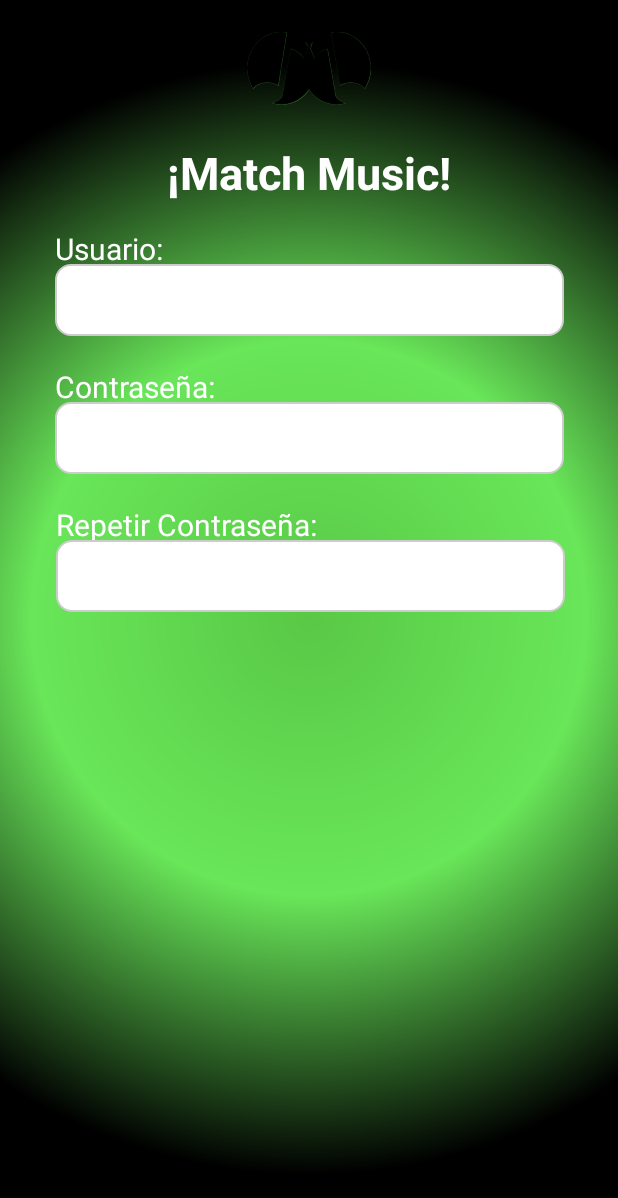
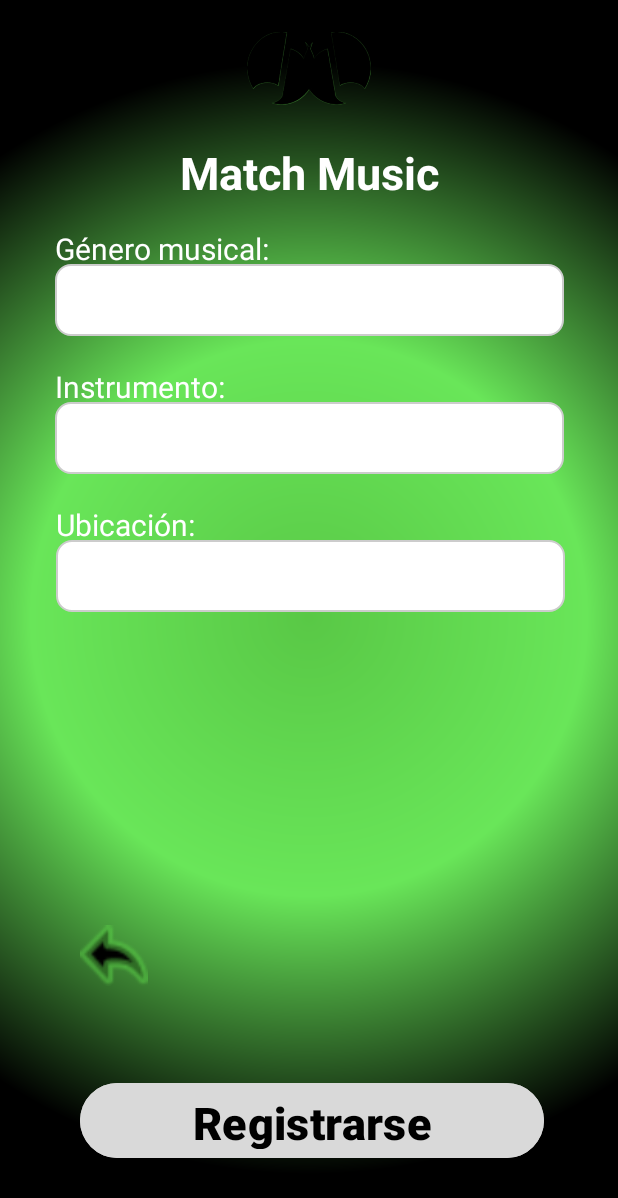
Before and after one commit to MatchMusicTinder/AppMMT, an Android app: the RegistroSegundoPasoActivity screen opened directly, with no data from a screen before it, on a phone screen of 412 x 824 dp. Shown: the top 1198 px of the screen. Run offline under Robolectric (Android 15) with nearby library versions, the phone set to English and light mode, and no system bars.

Commit message:
actualizando activity_registro_segundo_paso

```diff
--- a/app/src/main/res/layout/activity_registro_exitoso.xml
+++ b/app/src/main/res/layout/activity_registro_exitoso.xml
@@ -77,7 +77,7 @@
         android:layout_marginTop="16dp"
         android:layout_marginEnd="16dp"
         android:backgroundTint="@color/boton"
-        android:onClick="launchLoginActivity"
+        android:onClick="launchRegistroExitosoActivity"
         android:text="¡Bienvenido...!"
         android:textColor="#000000"
         android:textSize="30sp"
--- a/app/src/main/res/layout/activity_registro_segundo_paso.xml
+++ b/app/src/main/res/layout/activity_registro_segundo_paso.xml
@@ -7,26 +7,56 @@ android:layout_height="match_parent"
     android:background="@drawable/degradado"
     tools:context=".RegistroSegundoPasoActivity">
 
+    <ImageView
+        android:id="@+id/imageView3"
+        android:layout_width="158dp"
+        android:layout_height="58dp"
+        android:layout_marginTop="16dp"
+        app:layout_constraintBottom_toTopOf="@+id/textView3"
+        app:layout_constraintEnd_toEndOf="parent"
+        app:layout_constraintStart_toStartOf="parent"
+        app:layout_constraintTop_toTopOf="parent"
+        app:layout_constraintVertical_bias="0.0"
+        app:srcCompat="@drawable/logo_mm" />
+
     <TextView
-        android:id="@+id/textView9"
+        android:id="@+id/textView3"
+        android:layout_width="wrap_content"
+        android:layout_height="wrap_content"
+        android:text="Match Music"
+        android:textAlignment="center"
+        android:textColor="#ffffff"
+        android:textSize="30sp"
+        android:textStyle="bold"
+        app:layout_constraintBottom_toBottomOf="parent"
+        app:layout_constraintEnd_toEndOf="parent"
+        app:layout_constraintHorizontal_bias="0.501"
+        app:layout_constraintStart_toStartOf="parent"
+        app:layout_constraintTop_toTopOf="parent"
+        app:layout_constraintVertical_bias="0.121" />
+
+    <TextView
+        android:id="@+id/textView5"
         android:layout_width="339dp"
         android:layout_height="26dp"
-        android:layout_marginTop="20dp"
-        android:text="Repetir Contraseña:"
+        android:layout_marginTop="152dp"
+        android:text="Género musical:"
         android:textAppearance="@style/TextAppearance.AppCompat.Display1"
         android:textColor="@color/white"
-        android:textSize="20dp"
+        android:textSize="20sp"
         app:layout_constraintEnd_toEndOf="parent"
-        app:layout_constraintHorizontal_bias="0.512"
         app:layout_constraintStart_toStartOf="parent"
-        app:layout_constraintTop_toBottomOf="@+id/txtApellido" />
+        app:layout_constraintTop_toTopOf="parent"
+        tools:ignore="HardcodedText" />
 
     <EditText
-    android:id="@+id/txtFechaNacimiento"
+        android:id="@+id/txtNombre"
         style="@style/Widget.Material3.AutoCompleteTextView.OutlinedBox"
         android:layout_width="339dp"
         android:layout_height="48dp"
+        android:layout_marginStart="16dp"
         android:layout_marginTop="24dp"
+        android:layout_marginEnd="16dp"
         android:background="@drawable/edittext_rounded_border"
         android:ems="10"
         android:inputType="text"
@@ -35,19 +65,19 @@ tools:context=".RegistroSegundoPasoActivity">
         android:singleLine="true"
         android:textAppearance="@style/TextAppearance.AppCompat.Large"
         app:layout_constraintEnd_toEndOf="parent"
-    app:layout_constraintHorizontal_bias="0.512"
+        app:layout_constraintHorizontal_bias="0.516"
         app:layout_constraintStart_toStartOf="parent"
-    app:layout_constraintTop_toTopOf="@+id/textView9" />
+        app:layout_constraintTop_toTopOf="@+id/textView5" />
 
     <TextView
         android:id="@+id/textView8"
         android:layout_width="339dp"
         android:layout_height="26dp"
         android:layout_marginTop="20dp"
-        android:text="Contraseña:"
+        android:text="Instrumento:"
         android:textAppearance="@style/TextAppearance.AppCompat.Display1"
         android:textColor="@color/white"
-        android:textSize="20dp"
+        android:textSize="20sp"
         app:layout_constraintEnd_toEndOf="parent"
         app:layout_constraintHorizontal_bias="0.504"
         app:layout_constraintStart_toStartOf="parent"
@@ -72,41 +102,25 @@ tools:context=".RegistroSegundoPasoActivity">
         app:layout_constraintTop_toTopOf="@+id/textView8" />
 
     <TextView
-    android:id="@+id/textView3"
-    android:layout_width="wrap_content"
-    android:layout_height="wrap_content"
-    android:text="¡Match Music!"
-    android:textAlignment="center"
-    android:textColor="#ffffff"
-    android:textSize="30dp"
-    android:textStyle="bold"
-    app:layout_constraintBottom_toBottomOf="parent"
+        android:id="@+id/textView9"
+        android:layout_width="339dp"
+        android:layout_height="26dp"
+        android:layout_marginTop="20dp"
+        android:text="Ubicación:"
+        android:textAppearance="@style/TextAppearance.AppCompat.Display1"
+        android:textColor="@color/white"
+        android:textSize="20sp"
         app:layout_constraintEnd_toEndOf="parent"
-    app:layout_constraintHorizontal_bias="0.501"
+        app:layout_constraintHorizontal_bias="0.512"
         app:layout_constraintStart_toStartOf="parent"
-    app:layout_constraintTop_toTopOf="parent"
-    app:layout_constraintVertical_bias="0.121" />
-
-<ImageView
-    android:id="@+id/imageView3"
-    android:layout_width="158dp"
-    android:layout_height="58dp"
-    android:layout_marginTop="16dp"
-    app:layout_constraintBottom_toTopOf="@+id/textView3"
-    app:layout_constraintEnd_toEndOf="parent"
-    app:layout_constraintStart_toStartOf="parent"
-    app:layout_constraintTop_toTopOf="parent"
-    app:layout_constraintVertical_bias="0.0"
-    app:srcCompat="@drawable/logo_mm" />
+        app:layout_constraintTop_toBottomOf="@+id/txtApellido" />
 
     <EditText
-    android:id="@+id/txtNombre"
+        android:id="@+id/txtFechaNacimiento"
         style="@style/Widget.Material3.AutoCompleteTextView.OutlinedBox"
         android:layout_width="339dp"
         android:layout_height="48dp"
-    android:layout_marginStart="16dp"
         android:layout_marginTop="24dp"
-    android:layout_marginEnd="16dp"
         android:background="@drawable/edittext_rounded_border"
         android:ems="10"
         android:inputType="text"
@@ -115,21 +129,44 @@ tools:context=".RegistroSegundoPasoActivity">
         android:singleLine="true"
         android:textAppearance="@style/TextAppearance.AppCompat.Large"
         app:layout_constraintEnd_toEndOf="parent"
-    app:layout_constraintHorizontal_bias="0.516"
+        app:layout_constraintHorizontal_bias="0.512"
         app:layout_constraintStart_toStartOf="parent"
-    app:layout_constraintTop_toTopOf="@+id/textView5" />
+        app:layout_constraintTop_toTopOf="@+id/textView9" />
 
-    <TextView
-        android:id="@+id/textView5"
-        android:layout_width="339dp"
-        android:layout_height="26dp"
-        android:layout_marginTop="152dp"
-        android:text="Usuario:"
-        android:textAppearance="@style/TextAppearance.AppCompat.Display1"
-        android:textColor="@color/white"
-        android:textSize="20dp"
+    <ImageView
+        android:id="@+id/imageView5"
+        android:layout_width="45dp"
+        android:layout_height="50dp"
+        android:layout_marginStart="53dp"
+        android:layout_marginTop="565dp"
+        android:layout_marginEnd="313dp"
+        android:layout_marginBottom="116dp"
+        android:clickable="true"
+        android:onClick="launchVolverAtrasActivity"
+        android:src="@drawable/flecha_atras"
+        app:layout_constraintBottom_toBottomOf="parent"
         app:layout_constraintEnd_toEndOf="parent"
         app:layout_constraintStart_toStartOf="parent"
         app:layout_constraintTop_toTopOf="parent" />
 
+    <Button
+        android:id="@+id/button"
+        android:layout_width="309dp"
+        android:layout_height="58dp"
+        android:layout_marginStart="16dp"
+        android:layout_marginTop="16dp"
+        android:layout_marginEnd="16dp"
+        android:backgroundTint="@color/boton"
+        android:onClick="launchRegistrarseActivity"
+        android:text="Registrarse"
+        android:textColor="#000000"
+        android:textSize="30sp"
+        android:textStyle="bold"
+        app:layout_constraintBottom_toBottomOf="parent"
+        app:layout_constraintEnd_toEndOf="parent"
+        app:layout_constraintHorizontal_bias="0.528"
+        app:layout_constraintStart_toStartOf="parent"
+        app:layout_constraintTop_toTopOf="parent"
+        app:layout_constraintVertical_bias="0.936" />
+
 </androidx.constraintlayout.widget.ConstraintLayout>
```
Also changed, not shown: app/src/main/res/drawable/flecha_atras.png (added). Lines whose indentation alone changed are shown as unchanged.
